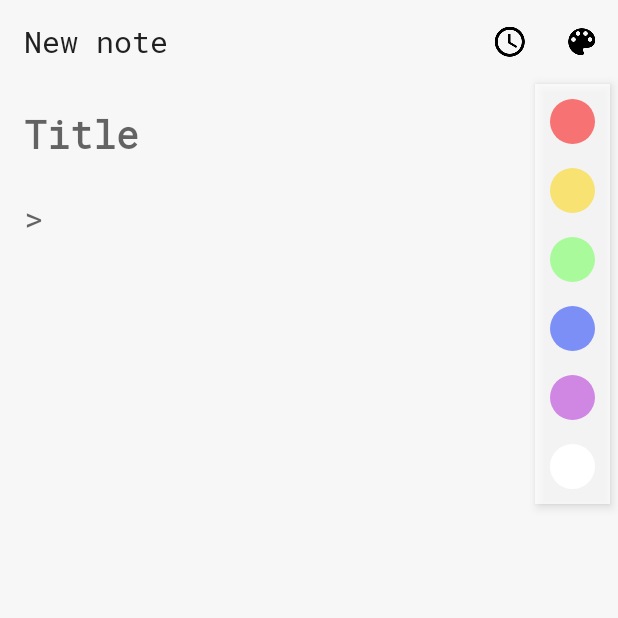
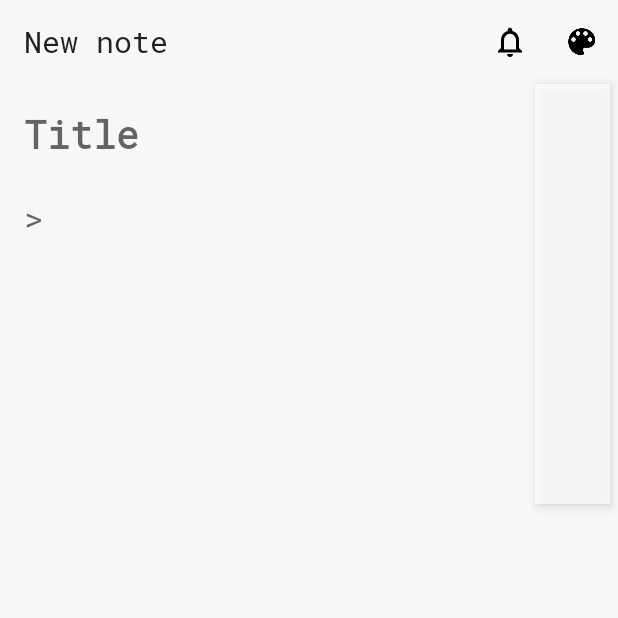
Before and after one commit to RuslanBarcho/FireNotes, an Android app: the NoteActivity screen opened directly, with no data from a screen before it, after a tap on "schedule", on a phone screen of 412 x 824 dp, the top half of it. Run offline under Robolectric (Android 15) with nearby library versions, the phone set to English and light mode, and no system bars; our stand-ins replace Room's generated code.

Commit message:
A little bit refactoring

```diff
--- a/app/src/main/java/radonsoft/firenotes/MainActivity.java
+++ b/app/src/main/java/radonsoft/firenotes/MainActivity.java
@@ -1,6 +1,7 @@
 package radonsoft.firenotes;
 
 import android.content.Intent;
+import android.graphics.Color;
 import android.os.Build;
 import android.os.Bundle;
 import android.support.design.widget.FloatingActionButton;
@@ -54,6 +55,8 @@ public class MainActivity extends AppCompatActivity  {
             flags |= View.SYSTEM_UI_FLAG_LIGHT_NAVIGATION_BAR;
             viewPager.setSystemUiVisibility(flags);
             this.getWindow().setNavigationBarColor(getColor(R.color.colorPrimary));
+        } else{
+            this.getWindow().setNavigationBarColor(Color.parseColor("#BDBDBD"));
         }
 
         FloatingActionButton floatingActionButton = findViewById(R.id.floatingActionButton2);
--- a/app/src/main/java/radonsoft/firenotes/NoteActivity.java
+++ b/app/src/main/java/radonsoft/firenotes/NoteActivity.java
@@ -16,6 +16,7 @@ import android.view.animation.Animation;
 import android.view.animation.AnimationUtils;
 import android.widget.EditText;
 import android.widget.LinearLayout;
+import android.widget.RadioButton;
 import android.widget.RadioGroup;
 import android.widget.Toast;
 
@@ -42,10 +43,12 @@ public class NoteActivity extends AppCompatActivity implements DateDialogFragmen
     public List<Note> noteList = new ArrayList<>();
     public Calendar dateAndTime = Calendar.getInstance();
     DateDialogFragment dateDialog = new DateDialogFragment();
+    int[] buttons = {R.id.rb_red, R.id.rb_yellow, R.id.rb_green, R.id.rb_blue, R.id.rb_violet, R.id.rb_white};
 
     @Override
     protected void onCreate(Bundle savedInstanceState) {
         super.onCreate(savedInstanceState);
+
         if (savedInstanceState != null){
             dateAndTime = (Calendar) savedInstanceState.getSerializable("CALENDAR_");
         }
@@ -142,13 +145,19 @@ public class NoteActivity extends AppCompatActivity implements DateDialogFragmen
             case (R.id.rb_blue): return Color.parseColor("#7C8FF7");
             case (R.id.rb_yellow): return Color.parseColor("#F7E272");
             case (R.id.rb_violet): return Color.parseColor("#D086E3");
-            default: return getColor(R.color.colorPrimary);
+            default: {
+                return getColor(R.color.colorPrimary);
+            }
         }
     }
 
     private void setColorPickerVisibility(int visibility, Animation animation){
         colorPicker.startAnimation(animation);
         colorPicker.setVisibility(visibility);
+        for (int i = 0; i<6; i++){
+            RadioButton rb = findViewById(buttons[i]);
+            rb.setVisibility(visibility);
+        }
         colorPickerBackground.setVisibility(visibility);
     }
 
@@ -159,6 +168,12 @@ public class NoteActivity extends AppCompatActivity implements DateDialogFragmen
         title.setBackgroundColor(color);
         if (Build.VERSION.SDK_INT >= 26) {
             this.getWindow().setNavigationBarColor(color);
+        } else {
+            if (color == getColor(R.color.colorPrimary)){
+                this.getWindow().setNavigationBarColor(Color.parseColor("#BDBDBD"));
+            } else {
+                this.getWindow().setNavigationBarColor(color);
+            }
         }
     }
 
--- a/app/src/main/res/menu/note_navbar.xml
+++ b/app/src/main/res/menu/note_navbar.xml
@@ -3,7 +3,7 @@
     xmlns:app="http://schemas.android.com/apk/res-auto">
     <item
         android:id="@+id/navbar_schedule"
-        android:icon="@drawable/ic_query_builder_black_24dp"
+        android:icon="@drawable/ic_notifications_none_black_24dp"
         app:showAsAction="ifRoom"
         android:title="schedule" />
 
```
Also changed, not shown: app/src/main/res/layout/fragment_note.xml (+10 -1 lines), app/src/main/res/drawable-hdpi/ic_notifications_none_black_24dp.png (added), app/src/main/res/drawable-mdpi/ic_notifications_none_black_24dp.png (added), app/src/main/res/drawable-xhdpi/ic_notifications_none_black_24dp.png (added), app/src/main/res/drawable-xxhdpi/ic_notifications_none_black_24dp.png (added), app/src/main/res/drawable-xxxhdpi/ic_notifications_none_black_24dp.png (added).
